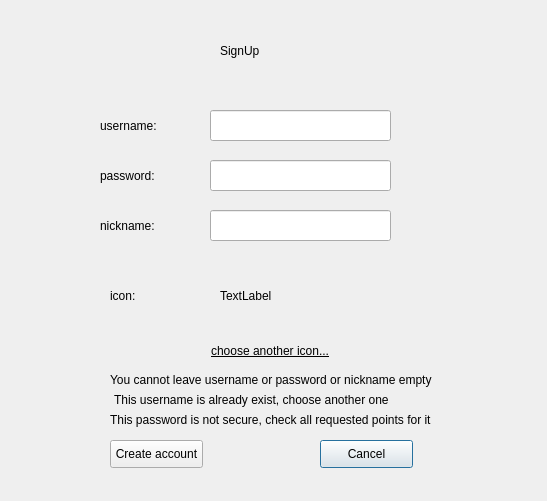
First picture: the form in GUI/SymposiumGui/signup.ui, repository RickZack/Symposium, before the edit.
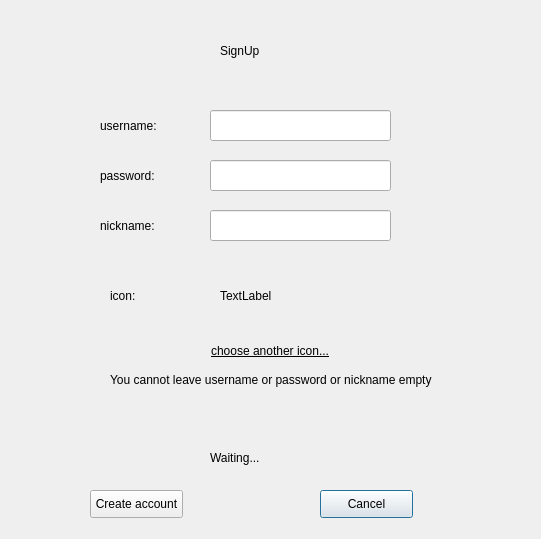
Second picture: the form after the edit.

```diff
--- a/GUI/SymposiumGui/signup.ui
+++ b/GUI/SymposiumGui/signup.ui
@@ -6,8 +6,8 @@
    <rect>
     <x>0</x>
     <y>0</y>
-    <width>547</width>
-    <height>501</height>
+    <width>541</width>
+    <height>539</height>
    </rect>
   </property>
   <property name="windowTitle">
@@ -46,7 +46,7 @@
    <property name="geometry">
     <rect>
      <x>320</x>
-     <y>440</y>
+     <y>490</y>
      <width>93</width>
      <height>28</height>
     </rect>
@@ -87,8 +87,8 @@
   <widget class="QPushButton" name="signin">
    <property name="geometry">
     <rect>
-     <x>110</x>
-     <y>440</y>
+     <x>90</x>
+     <y>490</y>
      <width>93</width>
      <height>28</height>
     </rect>
@@ -221,30 +221,43 @@
     <string>You cannot leave username or password or nickname empty</string>
    </property>
   </widget>
-  <widget class="QLabel" name="usernameExist">
-   <property name="geometry">
-    <rect>
-     <x>114</x>
-     <y>390</y>
-     <width>341</width>
-     <height>20</height>
-    </rect>
-   </property>
-   <property name="text">
-    <string>This username is already exist, choose another one</string>
-   </property>
-  </widget>
-  <widget class="QLabel" name="passwordNotCorrect">
+  <widget class="QLabel" name="errorMess">
    <property name="geometry">
     <rect>
      <x>110</x>
-     <y>410</y>
+     <y>400</y>
      <width>351</width>
-     <height>20</height>
+     <height>16</height>
     </rect>
    </property>
    <property name="text">
-    <string>This password is not secure, check all requested points for it</string>
+    <string/>
+   </property>
+  </widget>
+  <widget class="QLabel" name="gif">
+   <property name="geometry">
+    <rect>
+     <x>114</x>
+     <y>429</y>
+     <width>61</width>
+     <height>51</height>
+    </rect>
+   </property>
+   <property name="text">
+    <string/>
+   </property>
+  </widget>
+  <widget class="QLabel" name="waiting">
+   <property name="geometry">
+    <rect>
+     <x>210</x>
+     <y>450</y>
+     <width>161</width>
+     <height>16</height>
+    </rect>
+   </property>
+   <property name="text">
+    <string>Waiting...</string>
    </property>
   </widget>
  </widget>
```
